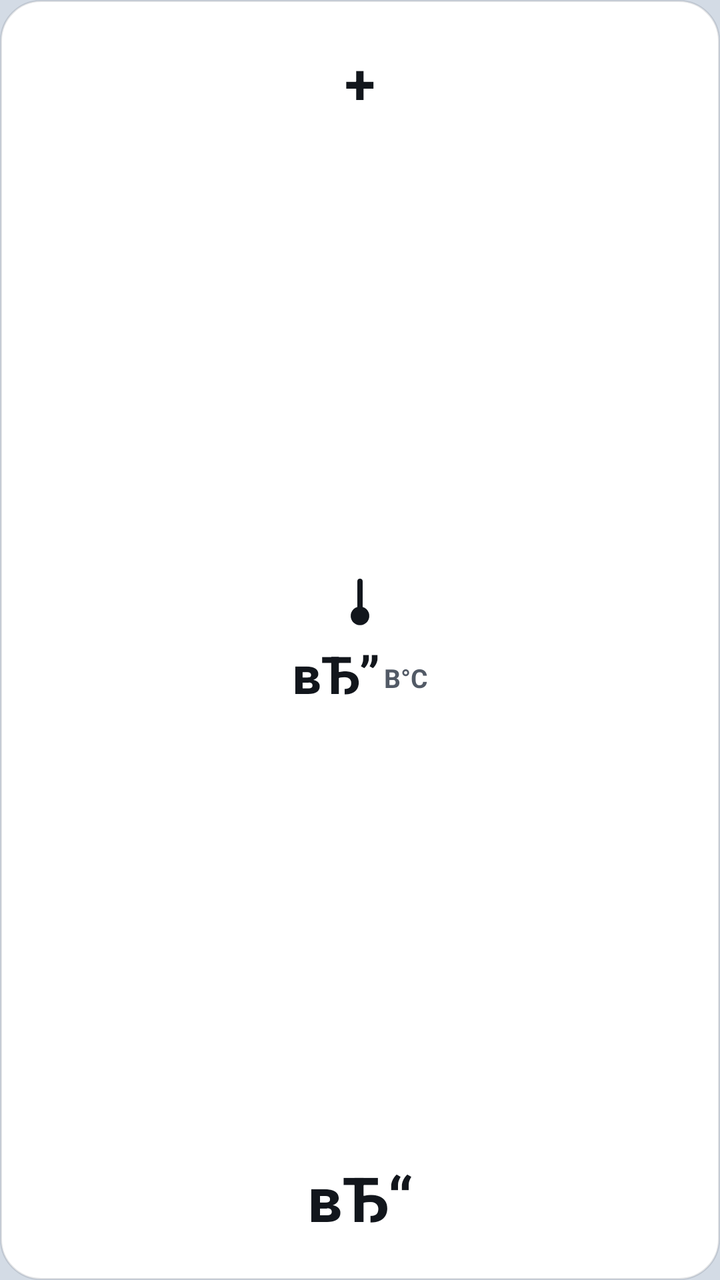
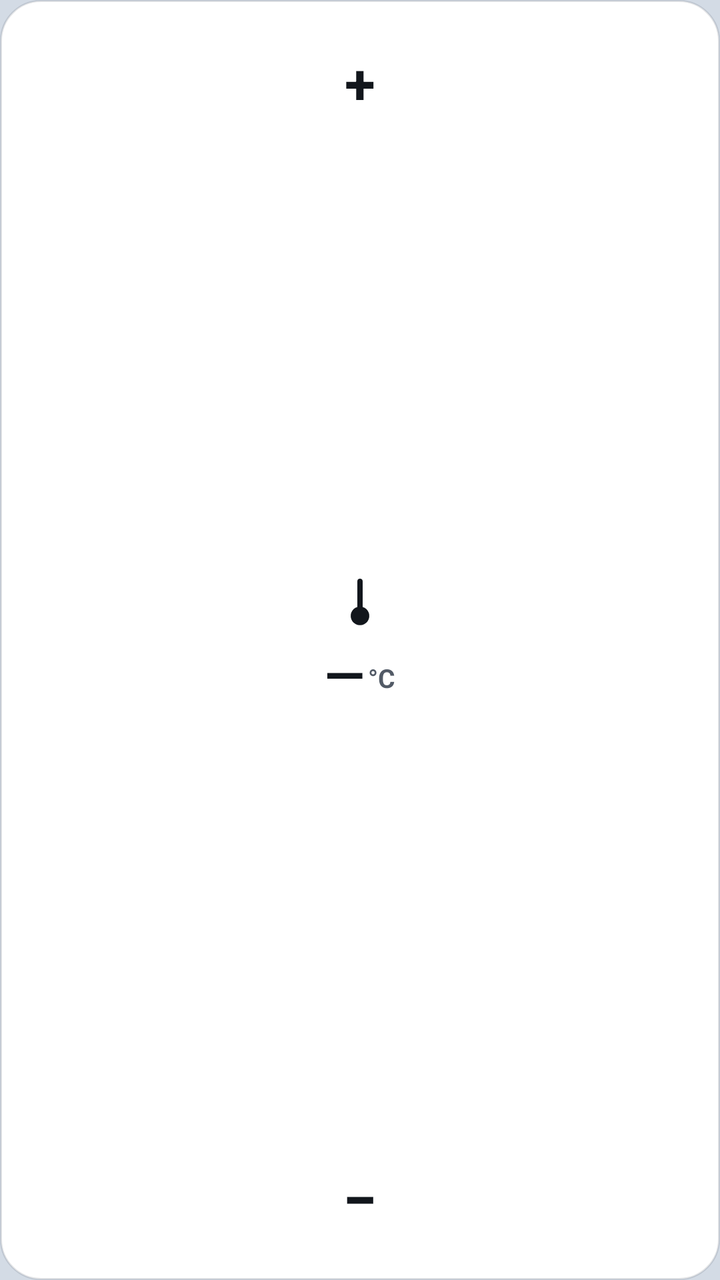

Before-and-after screenshots of an Android layout around one commit, followed by the original layout XML and the change that was made.
<!-- AndroidManifest.xml: application theme Theme.EX2ToolsIV -->
<!-- res/layout/widget_temperature_vertical.xml -->
<?xml version="1.0" encoding="utf-8"?>
<FrameLayout
    android:id="@+id/widget_root" xmlns:android="http://schemas.android.com/apk/res/android"
    android:layout_width="match_parent"
    android:layout_height="match_parent">
    <TextView
        android:id="@+id/widget_bg_layer"
        android:background="@drawable/widget_card_bg_100"
        android:layout_width="match_parent"
        android:layout_height="match_parent"
        android:text=""/>
    <LinearLayout
        android:gravity="center_horizontal"
        android:orientation="vertical"
        android:padding="10dp"
        android:layout_width="match_parent"
        android:layout_height="match_parent">
        <TextView
            android:textSize="28sp"
            android:textStyle="bold"
            android:textColor="@color/cx_text_primary"
            android:gravity="center"
            android:id="@+id/btn_temp_plus"
            android:background="@drawable/btn_circle"
            android:layout_width="62dp"
            android:layout_height="62dp"
            android:text="+"/>
        <LinearLayout
            android:gravity="center"
            android:orientation="vertical"
            android:layout_width="match_parent"
            android:layout_height="0dp"
            android:layout_weight="1">
            <ImageView
                android:layout_width="32dp"
                android:layout_height="32dp"
                android:layout_marginBottom="2dp"
                android:src="@drawable/ic_widget_thermometer"/>
            <LinearLayout
                android:gravity="bottom"
                android:orientation="horizontal"
                android:layout_width="wrap_content"
                android:layout_height="wrap_content">
                <TextView
                    android:textSize="26sp"
                    android:textStyle="bold"
                    android:textColor="@color/cx_text_primary"
                    android:id="@+id/tv_temp_value"
                    android:layout_width="wrap_content"
                    android:layout_height="wrap_content"
                    android:text="вЂ”"/>
                <TextView
                    android:textSize="13sp"
                    android:textStyle="bold"
                    android:textColor="@color/cx_text_secondary"
                    android:id="@+id/tv_temp_unit"
                    android:layout_width="wrap_content"
                    android:layout_height="wrap_content"
                    android:layout_marginBottom="3dp"
                    android:text="В°C"
                    android:layout_marginStart="2dp"/>
            </LinearLayout>
            <TextView
                android:textSize="10sp"
                android:textColor="@color/cx_text_secondary"
                android:id="@+id/tv_temp_label"
                android:visibility="gone"
                android:layout_width="wrap_content"
                android:layout_height="wrap_content"
                android:text="РўРµРјРїРµСЂР°С‚СѓСЂР°"/>
        </LinearLayout>
        <TextView
            android:textSize="31sp"
            android:textStyle="bold"
            android:textColor="@color/cx_text_primary"
            android:gravity="center"
            android:id="@+id/btn_temp_minus"
            android:background="@drawable/btn_circle"
            android:layout_width="62dp"
            android:layout_height="62dp"
            android:text="вЂ“"/>
    </LinearLayout>
</FrameLayout>
<!-- resources referenced by this layout -->
<resources>
  <color name="cx_text_primary">#12161C</color>
  <color name="cx_text_secondary">#525A66</color>
  <!-- drawable btn_circle (drawable) -->
  <?xml version="1.0" encoding="utf-8"?>
  <ripple xmlns:android="http://schemas.android.com/apk/res/android" android:color="@color/flyme_fill_a1_3">
      <item>
          <shape android:shape="oval">
              <solid android:color="@color/flyme_fill_a1_2" />
          </shape>
      </item>
  </ripple>
  <!-- drawable ic_widget_thermometer (drawable) -->
  <?xml version="1.0" encoding="utf-8"?>
  <vector xmlns:android="http://schemas.android.com/apk/res/android"
      android:height="24dp"
      android:width="24dp"
      android:viewportWidth="24"
      android:viewportHeight="24">
      <path
          android:fillColor="@color/cx_text_primary"
          android:pathData="M11,4 C11,3.4 11.4,3 12,3 C12.6,3 13,3.4 13,4 L13,13.6 A3.5,3.5 0 1,1 11,13.6 Z"/>
  </vector>
  <!-- drawable widget_card_bg_100 (drawable) -->
  <?xml version="1.0" encoding="utf-8"?>
  <shape xmlns:android="http://schemas.android.com/apk/res/android" android:shape="rectangle">
      <solid android:color="@color/widget_bg_alpha_100"/>
      <corners android:radius="20dp"/>
      <stroke
          android:width="1dp"
          android:color="@color/widget_card_stroke"/>
  </shape>
  <style name="Theme.EX2ToolsIV" parent="Theme.Material3.DayNight.NoActionBar">
          <item name="colorPrimary">@color/flyme_blue</item>
          <item name="colorOnPrimary">@color/flyme_white</item>
          <item name="colorPrimaryContainer">@color/flyme_blue</item>
          <item name="colorOnPrimaryContainer">@color/flyme_white</item>
          <item name="colorSecondary">@color/flyme_blue</item>
          <item name="colorOnSecondary">@color/flyme_white</item>
          <item name="colorSecondaryContainer">@color/flyme_blue</item>
          <item name="colorOnSecondaryContainer">@color/flyme_white</item>
          <item name="colorTertiary">@color/flyme_blue</item>
          <item name="colorSurface">@color/flyme_fill_a1_1</item>
          <item name="colorOnSurface">@color/flyme_label_level1</item>
          <item name="colorSurfaceVariant">@color/flyme_fill_a1_2</item>
          <item name="colorOnSurfaceVariant">@color/flyme_label_level2</item>
          <item name="colorOutline">@color/transparent</item>
          <item name="colorError">@color/flyme_red</item>
          <item name="android:colorBackground">@color/flyme_window_background</item>
          <item name="android:windowBackground">@color/flyme_window_background</item>
          <item name="android:statusBarColor">@android:color/transparent</item>
          <item name="android:navigationBarColor">@android:color/transparent</item>
          <item name="android:windowLightStatusBar">@bool/light_system_bars</item>
          <item name="android:windowLightNavigationBar">@bool/light_system_bars</item>
          <item name="android:fontFamily">sans-serif</item>
      </style>
  <color name="flyme_fill_a1_3">#99FFFFFF</color>
  <color name="flyme_fill_a1_2">#D9FFFFFF</color>
  <color name="widget_bg_alpha_100">#FFFFFFFF</color>
  <color name="widget_card_stroke">#1F1E2530</color>
  <color name="flyme_blue">#1368FB</color>
  <color name="flyme_white">#FFFFFF</color>
  <color name="flyme_fill_a1_1">#F2FFFFFF</color>
  <color name="flyme_label_level1">#E5000000</color>
  <color name="flyme_label_level2">#99000000</color>
  <color name="transparent">#00000000</color>
  <color name="flyme_red">#D21E30</color>
  <color name="flyme_window_background">#D3DBE5</color>
</resources>

<!-- the commit's change to res/layout/widget_temperature_vertical.xml (unified diff, before → after) -->
@@ -35,7 +35,8 @@
                 android:layout_width="32dp"
                 android:layout_height="32dp"
                 android:layout_marginBottom="2dp"
-                android:src="@drawable/ic_widget_thermometer"/>
+                android:src="@drawable/ic_widget_thermometer"
+                android:tint="@color/cx_text_primary" />
             <LinearLayout
                 android:gravity="bottom"
                 android:orientation="horizontal"
@@ -48,7 +49,7 @@
                     android:id="@+id/tv_temp_value"
                     android:layout_width="wrap_content"
                     android:layout_height="wrap_content"
-                    android:text="вЂ”"/>
+                    android:text="—"/>
                 <TextView
                     android:textSize="13sp"
                     android:textStyle="bold"
@@ -57,7 +58,7 @@
                     android:layout_width="wrap_content"
                     android:layout_height="wrap_content"
                     android:layout_marginBottom="3dp"
-                    android:text="В°C"
+                    android:text="°C"
                     android:layout_marginStart="2dp"/>
             </LinearLayout>
             <TextView
@@ -67,7 +68,7 @@
                 android:visibility="gone"
                 android:layout_width="wrap_content"
                 android:layout_height="wrap_content"
-                android:text="РўРµРјРїРµСЂР°С‚СѓСЂР°"/>
+                android:text="Температура"/>
         </LinearLayout>
         <TextView
             android:textSize="31sp"
@@ -78,6 +79,6 @@
             android:background="@drawable/btn_circle"
             android:layout_width="62dp"
             android:layout_height="62dp"
-            android:text="вЂ“"/>
+            android:text="−"/>
     </LinearLayout>
 </FrameLayout>
